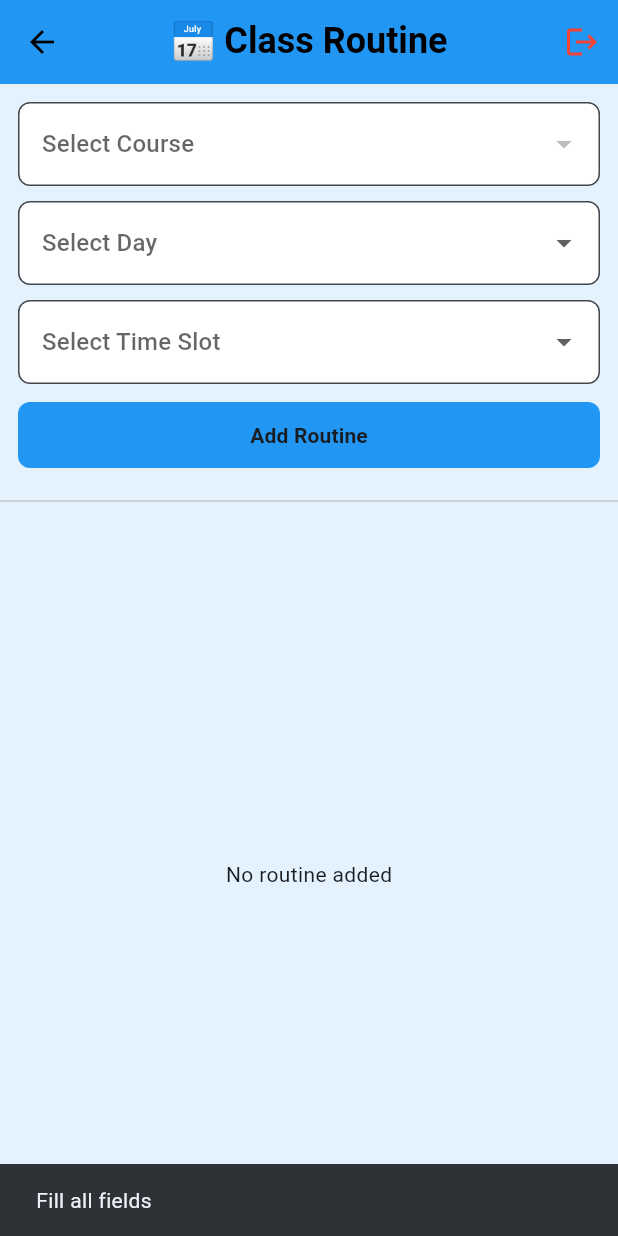
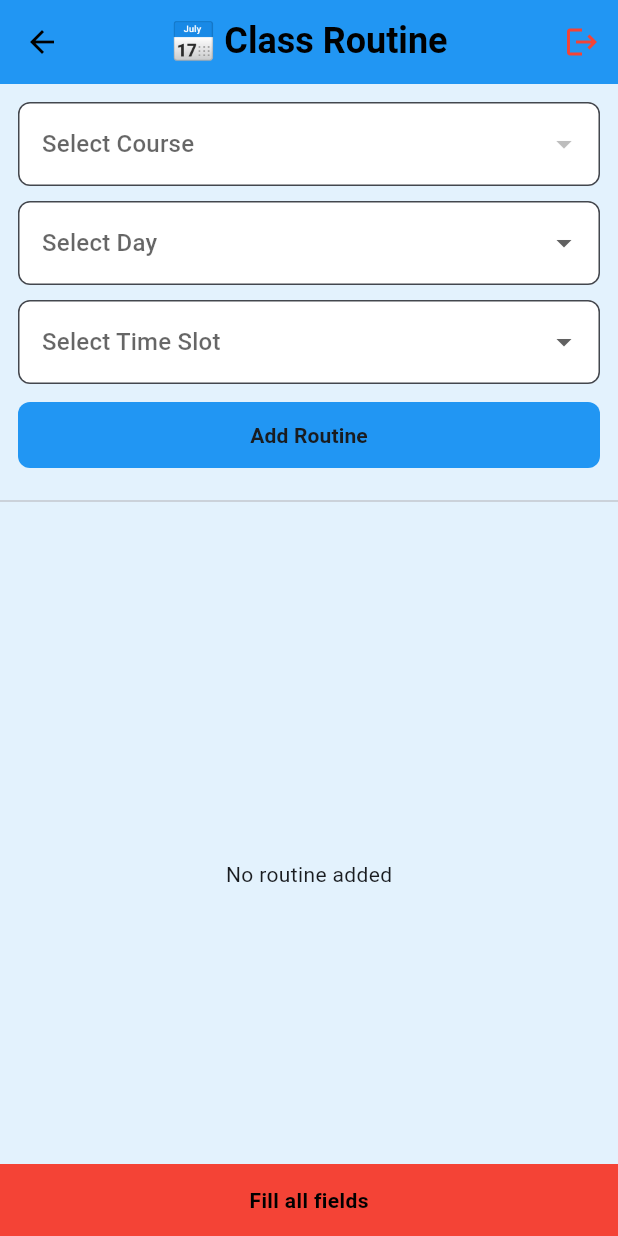
Before and after one commit to Shishir707/Flutter_CSC464_Flutter_Final_Project-Group10-Section2-P005, a Flutter app: the RoutineScreen screen opened by its route, after a tap on "Add Routine", on a phone screen of 412 x 824 dp. Run offline on Flutter 3.47's test engine with Material 3 defaults, Android fonts, the phone set to English and light mode, and no system bars; our stand-ins replace cloud_firestore, email_validator, firebase_auth, firebase_core, lottie; missing offline and left inert: dart:ffi; accounts and stored records are empty; generated files the repository leaves out were written again.

Commit message:
fixed routine_screen

```diff
--- a/lib/UI/Screen/routine_screen.dart
+++ b/lib/UI/Screen/routine_screen.dart
@@ -1,6 +1,7 @@
 import 'dart:ffi';
 
 import 'package:academix/UI/Widget/main_appbar.dart';
+import 'package:academix/UI/Widget/scaffold_message.dart';
 import 'package:cloud_firestore/cloud_firestore.dart';
 import 'package:flutter/material.dart';
 
@@ -116,7 +117,7 @@ class _RoutineScreenState extends State<RoutineScreen> {
                 SizedBox(
                   width: double.infinity,
                   child: FilledButton(
-                    onPressed: _addRoutine,
+                    onPressed: _onTapAddRoutine,
                     child: Text(
                       "Add Routine",
                       style: Theme.of(context).textTheme.labelLarge!.copyWith(
@@ -131,7 +132,6 @@ class _RoutineScreenState extends State<RoutineScreen> {
 
           const Divider(),
 
-          // 📅 WEEKLY VIEW
           Expanded(
             child: StreamBuilder<QuerySnapshot>(
               stream: FirebaseFirestore.instance
@@ -215,18 +215,15 @@ class _RoutineScreenState extends State<RoutineScreen> {
     );
   }
 
-  Future<void> _addRoutine() async {
+  Future<void> _onTapAddRoutine() async {
     if (selectedCourseId == null ||
         selectedDay == null ||
         selectedTime == null) {
-      ScaffoldMessenger.of(
-        context,
-      ).showSnackBar(const SnackBar(content: Text("Fill all fields")));
+      falseScaffoldMessage(context, "Fill all fields");
       return;
     }
 
     try {
-      // 🔥 CHECK DUPLICATE
       final existing = await FirebaseFirestore.instance
           .collection("routine")
           .where("courseId", isEqualTo: selectedCourseId)
@@ -234,35 +231,31 @@ class _RoutineScreenState extends State<RoutineScreen> {
           .where("time", isEqualTo: selectedTime)
           .get();
 
+      if (!mounted) return;
+
       if (existing.docs.isNotEmpty) {
-        ScaffoldMessenger.of(context).showSnackBar(
-          const SnackBar(content: Text("Routine already exists ❌")),
-        );
+        falseScaffoldMessage(context, "Routine already exists ❌");
         return;
       }
 
-      // ✅ ADD
       await FirebaseFirestore.instance.collection("routine").add({
         "courseId": selectedCourseId,
         "day": selectedDay,
-        "time": selectedTime, // ✅ FIXED
+        "time": selectedTime,
         "createdAt": Timestamp.now(),
       });
 
-      // ✅ CLEAR
       setState(() {
         selectedCourseId = null;
         selectedDay = null;
         selectedTime = null;
       });
 
-      ScaffoldMessenger.of(
-        context,
-      ).showSnackBar(const SnackBar(content: Text("Routine added ✅")));
+      if (!mounted) return;
+
+      trueScaffoldMessage(context, "Routine added ✅");
     } catch (e) {
-      ScaffoldMessenger.of(
-        context,
-      ).showSnackBar(SnackBar(content: Text("Error: ${e.toString()}")));
+      falseScaffoldMessage(context, "e.toString()");
     }
   }
 }
```
Also changed, not shown: lib/UI/Controller/firebase_controller.dart (+36 -0 lines).
